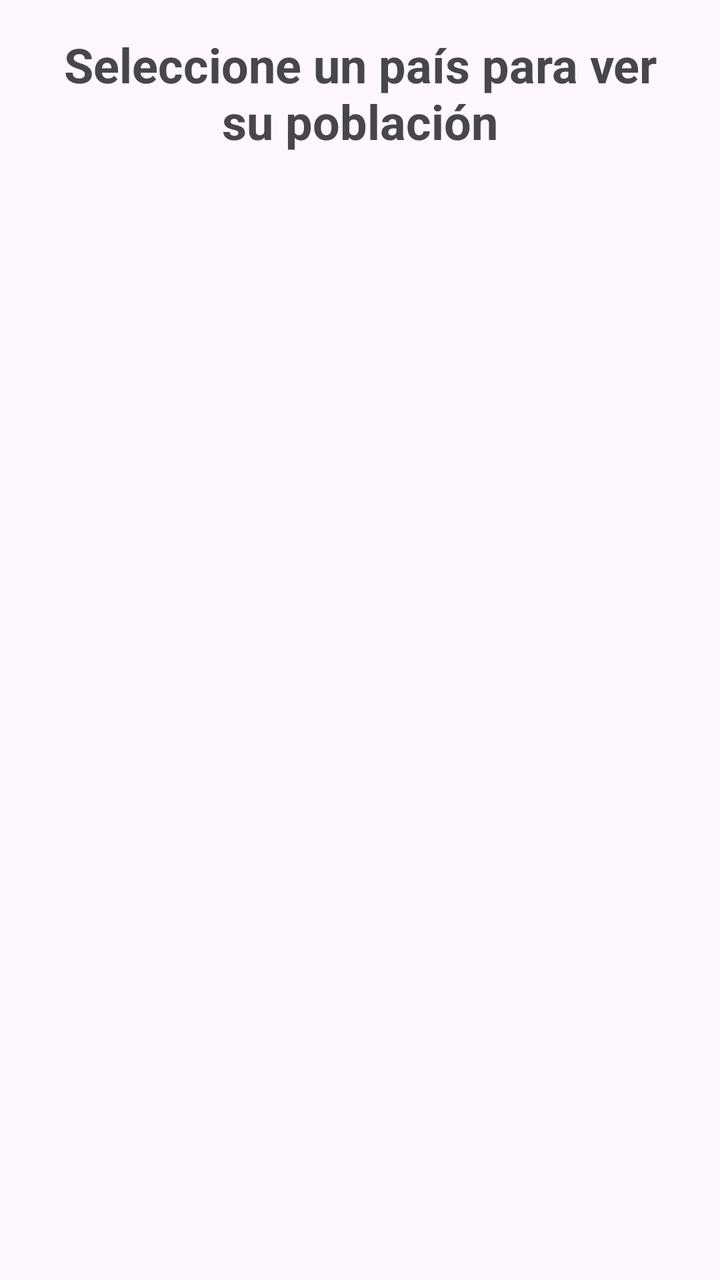
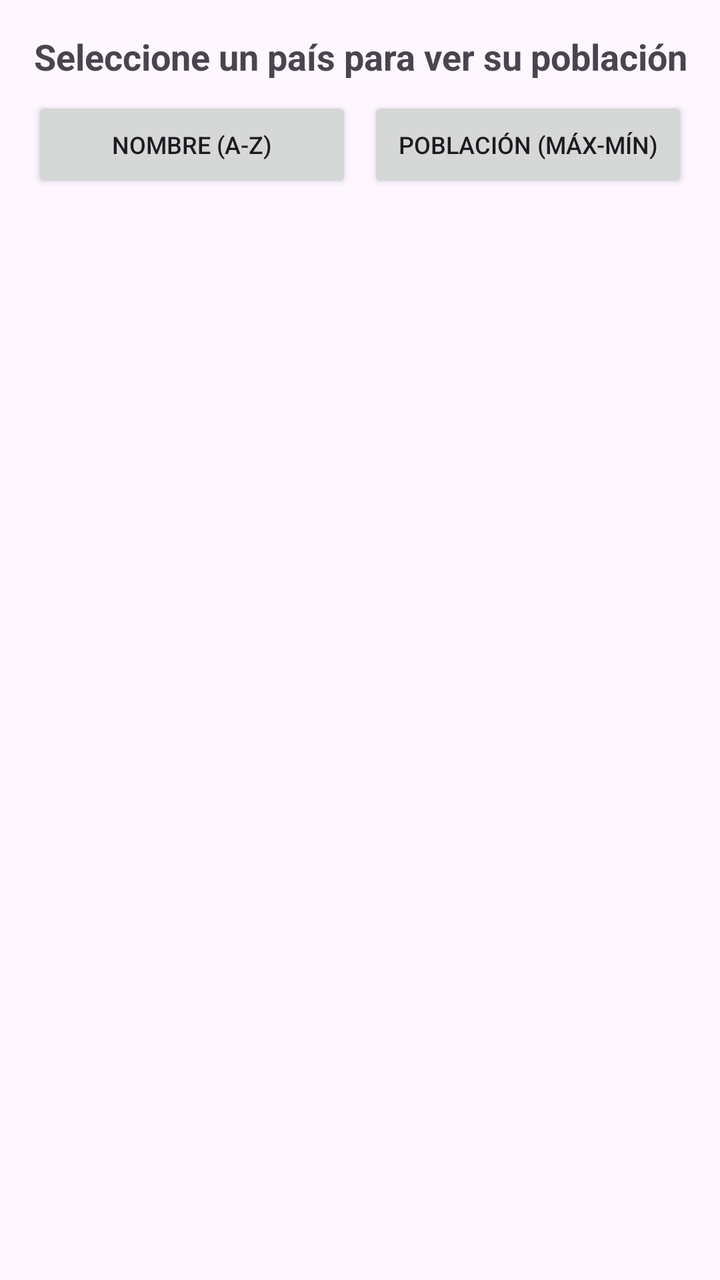

The first picture is an Android layout as it rendered before a commit; the second is the same layout after the commit. The layout source and the unified diff follow.
<!-- AndroidManifest.xml: application theme Theme.MR100823 -->
<!-- res/layout/activity_list_view.xml -->
<?xml version="1.0" encoding="utf-8"?>
<LinearLayout xmlns:android="http://schemas.android.com/apk/res/android"
    xmlns:tools="http://schemas.android.com/tools"
    android:id="@+id/main"
    android:layout_width="match_parent"
    android:layout_height="match_parent"
    android:orientation="vertical"
    android:padding="16dp"
    tools:context=".ListViewActivity">

    <TextView
        android:id="@+id/tvResultadoPoblacion"
        android:layout_width="match_parent"
        android:layout_height="wrap_content"
        android:layout_marginBottom="16dp"
        android:text="Seleccione un país para ver su población"
        android:textSize="24sp"
        android:textStyle="bold"
        android:gravity="center" />

    <ListView
        android:id="@+id/lvPaises"
        android:layout_width="match_parent"
        android:layout_height="match_parent" />

</LinearLayout>
<!-- resources referenced by this layout -->
<resources>
  <style name="Theme.MR100823" parent="Base.Theme.MR100823" />
  <style name="Base.Theme.MR100823" parent="Theme.Material3.DayNight.NoActionBar">
          
          
      </style>
</resources>

<!-- the commit's change to res/layout/activity_list_view.xml (unified diff, before → after) -->
@@ -12,11 +12,37 @@
         android:id="@+id/tvResultadoPoblacion"
         android:layout_width="match_parent"
         android:layout_height="wrap_content"
-        android:layout_marginBottom="16dp"
+        android:layout_marginBottom="8dp"
         android:text="Seleccione un país para ver su población"
-        android:textSize="24sp"
+        android:textSize="18sp"
         android:textStyle="bold"
         android:gravity="center" />
+
+    <LinearLayout
+        android:layout_width="match_parent"
+        android:layout_height="wrap_content"
+        android:orientation="horizontal"
+        android:gravity="center"
+        android:layout_marginBottom="8dp">
+
+        <Button
+            android:id="@+id/btnOrdenAlfabetico"
+            android:layout_width="0dp"
+            android:layout_height="wrap_content"
+            android:layout_weight="1"
+            android:text="Nombre (A-Z)"
+            android:textSize="12sp"
+            android:layout_marginEnd="4dp" />
+
+        <Button
+            android:id="@+id/btnOrdenPoblacion"
+            android:layout_width="0dp"
+            android:layout_height="wrap_content"
+            android:layout_weight="1"
+            android:text="Población (Máx-Mín)"
+            android:textSize="12sp"
+            android:layout_marginStart="4dp" />
+    </LinearLayout>
 
     <ListView
         android:id="@+id/lvPaises"
